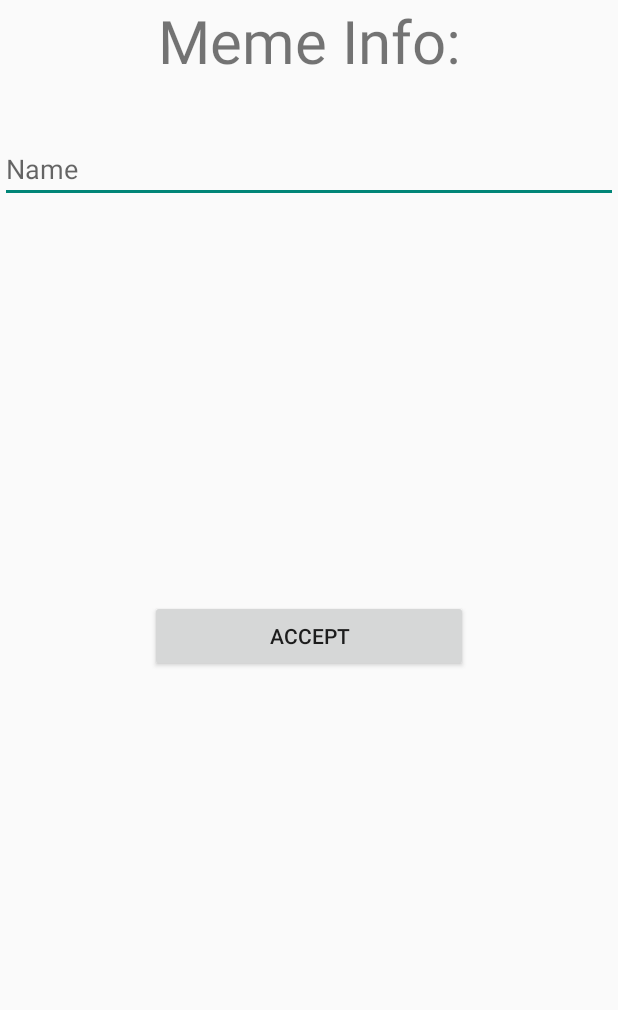
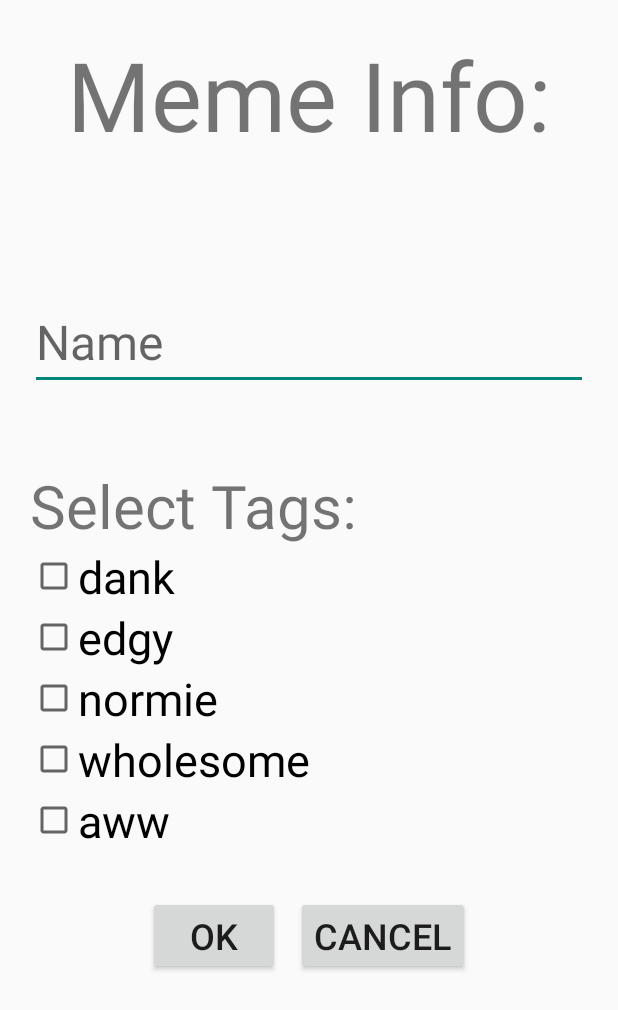
Before and after one commit to NickJosephson/Myme, an Android app: the SaveMemeActivity screen opened directly, with no data from a screen before it, on a phone screen of 412 x 824 dp. Shown: the top 1010 px of the screen. Run offline under Robolectric (Android 15) with nearby library versions, the phone set to English and light mode, and no system bars; Roboto replaces fonts that are not available here.

Commit message:
ui done for saving memes

```diff
--- a/app/src/main/java/com/nitrogen/myme/presentation/SaveMemeActivity.java
+++ b/app/src/main/java/com/nitrogen/myme/presentation/SaveMemeActivity.java
@@ -1,9 +1,19 @@
 package com.nitrogen.myme.presentation;
 
+import android.content.Intent;
 import android.os.Bundle;
 import android.support.v7.app.AppCompatActivity;
+import android.view.View;
+import android.widget.Button;
+import android.widget.CheckBox;
+import android.widget.LinearLayout;
+
+import com.nitrogen.myme.application.Services;
+import com.nitrogen.myme.objects.Tag;
 
 import com.nitrogen.myme.R;
+
+import java.util.List;
 
 public class SaveMemeActivity extends AppCompatActivity {
 
@@ -12,5 +22,34 @@ public class SaveMemeActivity extends AppCompatActivity {
         super.onCreate(savedInstanceState);
         setContentView(R.layout.activity_save_meme);
 
+        createTagCheckboxes();
+
+        initializeButtons();
+    }
+
+    private void createTagCheckboxes () {
+        // LinearLayout, which holds dynamic checkboxes
+        final LinearLayout attractedTo = findViewById(R.id.tag_list_save_meme_button);
+        List<Tag> allTags = Services.getTagsPersistence().getTags();
+
+        // loop through all tags, creating checkboxes
+        for(Tag curr : allTags) {
+            final CheckBox tag = new CheckBox(this);
+            tag.setText(curr.getName());
+            tag.setTextSize(30);
+            attractedTo.addView(tag);
+        }
+    }
+
+    private void initializeButtons() {
+        Button cancelButton = findViewById(R.id.cancel_save_meme_button);
+
+        cancelButton.setOnClickListener(new View.OnClickListener() {
+            @Override
+            public void onClick(View v) {
+                startActivity(new Intent(SaveMemeActivity.this, ExploreActivity.class));
+                finish(); //end this activity
+            }
+        });
     }
 }
--- a/app/src/main/res/layout/activity_save_meme.xml
+++ b/app/src/main/res/layout/activity_save_meme.xml
@@ -9,34 +9,77 @@
     tools:context=".presentation.ExploreActivity"
     >
 
+    <ScrollView
+        android:layout_width="fill_parent"
+        android:layout_height="fill_parent"
+        android:orientation="vertical"
+        android:padding="10dp">
+        <LinearLayout
+            android:layout_width="fill_parent"
+            android:layout_height="wrap_content"
+            android:orientation="vertical"
+            android:padding="10dp">
             <TextView
                 android:layout_width="match_parent"
                 android:layout_height="wrap_content"
-        android:textSize="40sp"
-        android:text="Meme Info:"
                 android:gravity="center"
-        />
+                android:text="@string/header_save_meme"
+                android:textSize="64sp" />
 
             <EditText
+                android:layout_width="match_parent"
+                android:layout_height="wrap_content"
+                android:hint="@string/name_hint"
+                android:inputType="text"
+                android:paddingTop="100dp"
+                android:textSize="32sp" />
+
+            <LinearLayout
+                android:id="@+id/tag_list_save_meme_button"
                 android:layout_width="fill_parent"
                 android:layout_height="wrap_content"
-        android:hint="Name"
-        android:inputType="text"
-        android:paddingTop="100dp" />
+                android:layout_marginBottom="30dp"
+                android:orientation="vertical">
 
-    <!-- Tags -->
+                <TextView
+                    android:layout_width="match_parent"
+                    android:layout_height="wrap_content"
+                    android:layout_marginTop="50dp"
+                    android:text="@string/select_tags"
+                    android:textSize="40sp" />
 
+                <!-- Tag checkboxes are dynamically generated here, in SaveMemeActivity class -->
+
+            </LinearLayout>
+
+            <LinearLayout
+                android:layout_width="wrap_content"
+                android:layout_height="wrap_content"
+                android:orientation="horizontal"
+                android:layout_gravity="center">
                 <Button
                     android:id="@+id/accept_save_meme_button"
                     android:layout_width="fill_parent"
-        android:layout_height="wrap_content"
-        android:layout_marginEnd="100dp"
-        android:layout_marginStart="100dp"
-        android:layout_marginTop="400dp"
-        android:layout_weight="1"
-        android:text="Accept"
+                    android:layout_height="fill_parent"
+                    android:layout_marginEnd="5dp"
+                    android:textSize="24sp"
+                    android:text="@string/ok"
                     app:layout_constraintEnd_toEndOf="parent"
                     app:layout_constraintStart_toStartOf="parent"
                     app:layout_constraintTop_toTopOf="parent" />
 
+                <Button
+                    android:id="@+id/cancel_save_meme_button"
+                    android:layout_width="fill_parent"
+                    android:layout_height="fill_parent"
+                    android:layout_marginStart="5dp"
+                    android:textSize="24sp"
+                    android:text="@string/cancel"
+                    app:layout_constraintEnd_toEndOf="parent"
+                    app:layout_constraintStart_toStartOf="parent"
+                    app:layout_constraintTop_toTopOf="parent" />
+            </LinearLayout>
+        </LinearLayout>
+    </ScrollView>
+
 </android.support.constraint.ConstraintLayout>
--- a/app/src/main/res/values/strings.xml
+++ b/app/src/main/res/values/strings.xml
@@ -13,4 +13,13 @@
     <string name="ok">OK</string>
     <string name="cancel">Cancel</string>
     <string name="select_font">Select font</string>
+    <string name="header_save_meme">Meme Info:</string>
+    <string name="name_hint">Name</string>
+    <string name="select_tags">Select Tags:</string>
+    <string name="rotate">Rotate</string>
+    <string name="pick_image">Pick Image</string>
+    <string name="add_text">Add Text</string>
+    <string name="save_meme">Save Meme</string>
+    <string name="text_entity_font_change_description">font change button</string>
+    <string name="text_entity_edit">edit text button</string>
 </resources>
```
Also changed, not shown: app/src/main/java/com/nitrogen/myme/presentation/CreateActivity.java (+20 -28 lines), app/src/main/res/layout/activity_create.xml (+9 -8 lines), app/src/main/res/layout/display_meme_sliding_panel.xml (+1 -6 lines). Lines whose indentation alone changed are shown as unchanged.
